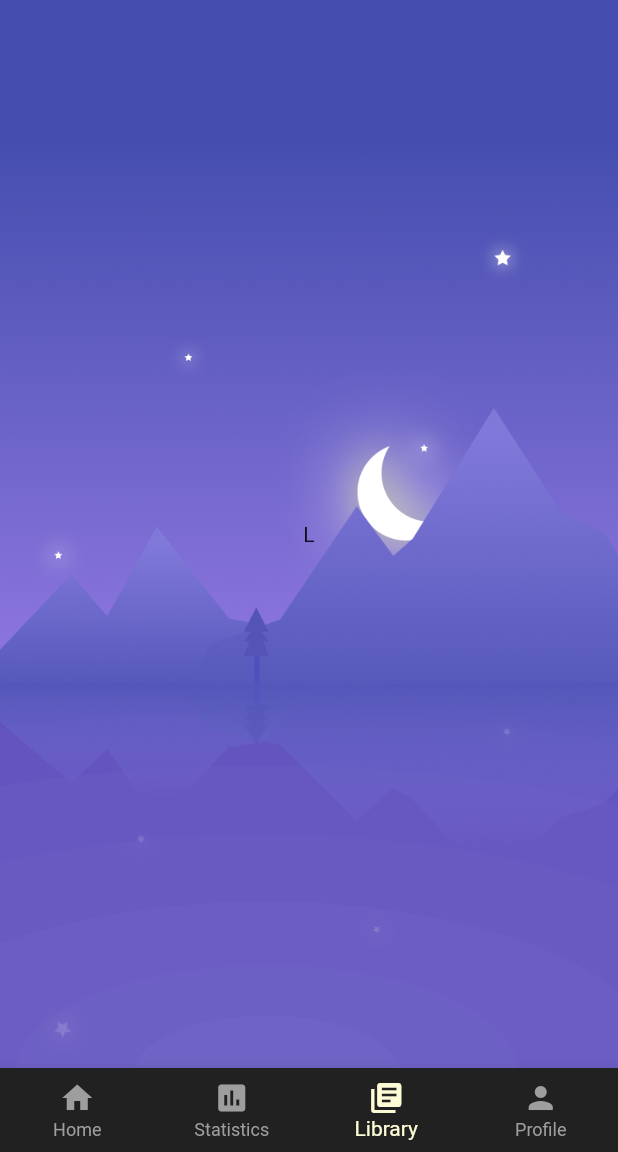
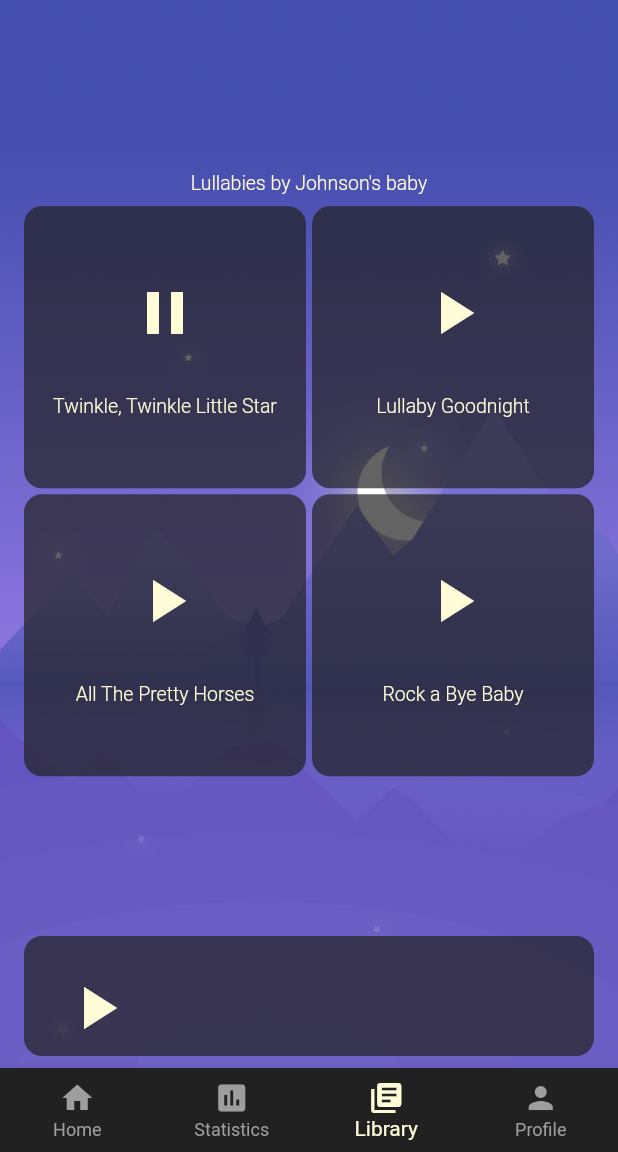
Before and after one commit to nonstappstudio/babymoon, a Flutter app: the HomePage screen opened directly, swiped to page 3, on a phone screen of 412 x 824 dp, the part 84-1236 px from its top. Run offline on Flutter 3.47's test engine with Material 2 defaults, Android fonts, the phone set to English and light mode, and no system bars; our stand-ins replace flutter_form_builder, flutter_local_notifications, flutter_xlider, numberpicker, permission_handler, sembast; missing offline and left inert: age, audioplayer, notification_permissions; accounts and stored records are empty.

Commit message:
Lullabies playing/pausing from urls

```diff
--- /dev/null
+++ b/lib/ui/pages/home/lullabies_tab.dart
@@ -0,0 +1,180 @@
+import 'dart:async';
+
+import 'package:audioplayer/audioplayer.dart';
+import 'package:babymoon/ui/app_style.dart';
+import 'package:babymoon/ui/text_styles.dart';
+import 'package:babymoon/ui/widgets/card_layout.dart';
+import 'package:babymoon/utils/space.dart';
+import 'package:flutter/material.dart';
+
+class LullabiesTab extends StatefulWidget {
+
+  @override
+  _LullabiesTabState createState() => _LullabiesTabState();
+}
+
+class _LullabiesTabState extends State<LullabiesTab> {
+
+  final audioPlayer = AudioPlayer();
+
+  bool get _isInitialized => audioPlayer.state == AudioPlayerState.PAUSED
+                          || audioPlayer.state == AudioPlayerState.PLAYING
+                          || audioPlayer.state == AudioPlayerState.COMPLETED;
+
+  int _currentLullaby = 0;
+
+  Map<String, String> get _lullabies => {
+    'Twinkle, Twinkle Little Star': 'https://www.johnsonsbaby.co.za/sites/jbaby_menap/files/twinkle.mp3',
+    'Lullaby Goodnight':'https://www.johnsonsbaby.co.za/sites/jbaby_menap/files/lullabygoodnight.mp3',
+    'All The Pretty Horses':'https://www.johnsonsbaby.co.za/sites/jbaby_menap/files/prettylittlehorses.mp3',
+    'Rock a Bye Baby':'https://www.johnsonsbaby.co.za/sites/jbaby_menap/files/rockabyebaby.mp3'
+  };
+
+  String _minutesSafeString(Duration duration) {
+
+    String twoDigits(int n) => n.toString().padLeft(2, "0");
+    String twoDigitsSeconds = twoDigits(duration.inSeconds.remainder(60));
+    return '${twoDigits(duration.inHours)}h ${twoDigitsSeconds}m';
+  }
+
+  Duration _position;
+
+  StreamSubscription _positionSubscription;
+
+  Widget get _playerController => CardLayout(
+    insidePadding: 16.0,
+    color: AppStyle.backgroundColor.withOpacity(0.7),
+    child: Row(
+      children: [
+        Flexible(
+          flex: 1,
+          child: IconButton(
+            onPressed: () {
+              audioPlayer.state == AudioPlayerState.PLAYING
+                ? _pause()
+                : _play();
+            },
+            icon: Icon(
+              audioPlayer.state == AudioPlayerState.PLAYING
+                ? Icons.pause
+                : Icons.play_arrow,
+              color: AppStyle.accentColor,
+              size: 48
+            ),
+          ),
+        ),
+        if (_isInitialized) Flexible(
+          flex: 4,
+          child: Slider(
+            value: _position.inSeconds.toDouble(),
+            onChanged: (value) => _seekTo(value),
+            max: audioPlayer.duration.inSeconds.toDouble(),
+            min: 0,
+          ),
+        )
+      ],
+    ),
+  );
+
+  void _initializePositionSubscription() {
+    _positionSubscription = audioPlayer.onAudioPositionChanged
+          .listen((p) => setState(() => _position = p));
+  }
+
+  void _play() {
+    audioPlayer.play(_lullabies.values.toList()[_currentLullaby]);
+  }
+
+  void _pause() {
+    audioPlayer.pause();
+  }
+
+  void _seekTo(double value) {
+    audioPlayer.seek(value);
+  }
+
+  @override
+  void dispose() {
+    _positionSubscription.cancel();
+    super.dispose();
+  }
+
+  @override
+  void initState() {
+    _initializePositionSubscription();
+    _currentLullaby = 0;
+    super.initState();
+  }
+
+  @override
+  Widget build(BuildContext context) {
+    //TODO: it's not safe to align everything on the bottom, think of fab player controller
+    return Column(
+      mainAxisSize: MainAxisSize.max,
+      mainAxisAlignment: MainAxisAlignment.spaceBetween,
+      children: [
+        Space(8.0),
+        Padding(
+          padding: const EdgeInsets.symmetric(horizontal: 16.0, vertical: 8.0),
+          child: Column(
+            children: [
+              Padding(
+                padding: const EdgeInsets.all(8.0),
+                child: Text(
+                  "Lullabies by Johnson's baby",
+                  style: TextStyles.main,
+                ),
+              ),
+              GridView.count(
+                shrinkWrap: true,
+                physics: NeverScrollableScrollPhysics(),
+                crossAxisCount: 2,
+                crossAxisSpacing: 4.0,
+                mainAxisSpacing: 4.0,
+                children: _lullabies.keys.map((l) {
+                  final index = _lullabies.keys.toList().indexOf(l);
+
+                  return InkWell(
+                    onTap: () {
+                      _currentLullaby != index
+                        ? audioPlayer.play(_lullabies[l])
+                        : audioPlayer.pause();
+
+                      setState(() => _currentLullaby = index);
+                    },
+                    child: CardLayout(
+                      insidePadding: 16,
+                      color: AppStyle.backgroundColor.withOpacity(0.7),
+                      child: Column(
+                        mainAxisAlignment: MainAxisAlignment.spaceEvenly,
+                        children: [
+                          Icon(
+                              _currentLullaby != index
+                                ? Icons.play_arrow
+                                : Icons.pause,
+                              color: AppStyle.accentColor,
+                              size: 48,
+
+                          ),
+                          Text(
+                            l,
+                            style: TextStyles.main,
+                          ),
+                        ],
+                      ),
+                    ),
+                  );
+                }).toList(),
+              ),
+            ],
+          ),
+        ),
+
+        Padding(
+          padding: const EdgeInsets.symmetric(vertical: 8.0, horizontal: 16.0),
+          child: _playerController,
+        )
+      ],
+    );
+  }
+}
--- a/lib/ui/pages/home_page.dart
+++ b/lib/ui/pages/home_page.dart
@@ -1,5 +1,6 @@
 import 'package:babymoon/ui/app_style.dart';
 import 'package:babymoon/ui/pages/home/home_tab.dart';
+import 'package:babymoon/ui/pages/home/lullabies_tab.dart';
 import 'package:babymoon/ui/pages/home/profile_tab.dart';
 import 'package:babymoon/ui/pages/home/statistics_tab.dart';
 import 'package:flutter/material.dart';
@@ -67,7 +68,7 @@ class _HomePageState extends State<HomePage> {
           children: [
             HomeTab(),
             StatisticsTab(),
-            Container(color: Colors.transparent, child: Center(child: Text('L'))),
+            LullabiesTab(),
             ProfileTab()
           ],
         ),
--- a/pubspec.yaml
+++ b/pubspec.yaml
@@ -22,6 +22,7 @@ dependencies:
   flutter_xlider: ^3.4.0
   flutter_local_notifications: ^1.4.4+4
   notification_permissions: ^0.4.7
+  audioplayer: 0.8.1
 
 dev_dependencies:
   flutter_test:
```
Also changed, not shown: pubspec.lock, 2 other files.
